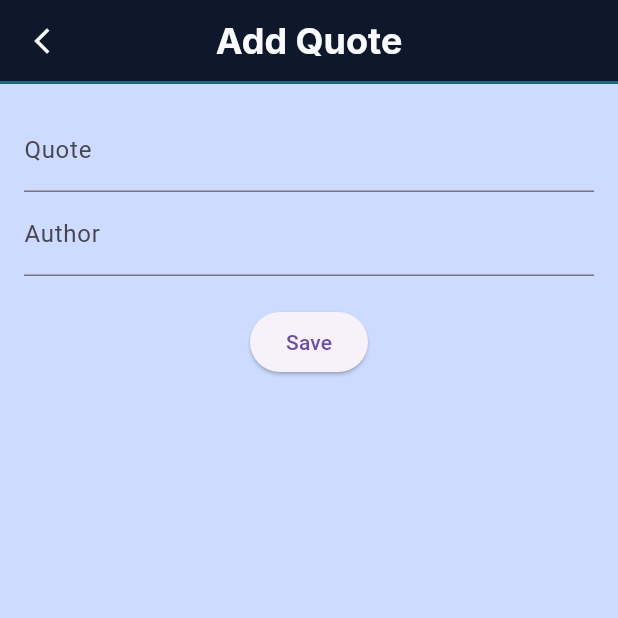
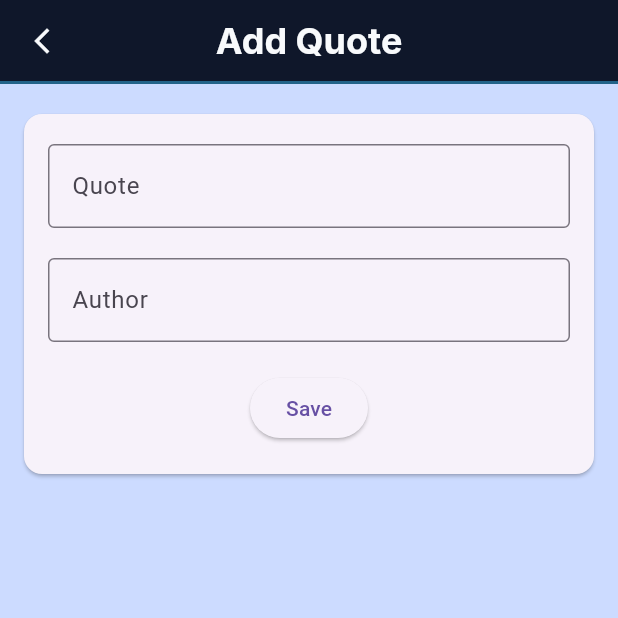
Before and after one commit to Elroi-1/quote_board_bloc_dio, a Flutter app: the AddEditQuoteScreen screen opened directly, on a phone screen of 412 x 824 dp, the top half of it. Run offline on Flutter 3.47's test engine with Material 3 defaults, Android fonts, the phone set to English and light mode, and no system bars; our stand-ins replace dio, google_fonts; network calls fail.

Commit message:
saving quote logic and card ui

```diff
--- a/lib/screens/add_edit_quote_screen.dart
+++ b/lib/screens/add_edit_quote_screen.dart
@@ -1,4 +1,5 @@
 import 'package:flutter/material.dart';
+import 'package:quote_board_bloc/screens/home_screen.dart';
 import '../models/quote_model.dart';
 import '../service/quote_service.dart';
 import '../widgets/app_bar.dart';
@@ -39,7 +40,14 @@ class _AddEditQuoteScreenState extends State<AddEditQuoteScreen> {
       await service.updateQuote(quote);
     }
 
-    Navigator.pop(context);
+    if (!mounted) return;
+
+    // Explicitly navigate to the home screen as requested
+    Navigator.pushAndRemoveUntil(
+      context,
+      MaterialPageRoute(builder: (context) => HomeScreen()),
+      (route) => false,
+    );
   }
 
   @override
@@ -48,22 +56,49 @@ class _AddEditQuoteScreenState extends State<AddEditQuoteScreen> {
 
     return Scaffold(
       appBar: CustomAppBar(title: isEdit ? "Edit Quote" : "Add Quote"),
-      body: Padding(
-        padding: const EdgeInsets.all(16),
+      body: Column(
+        mainAxisSize: MainAxisSize.min,
+        children: [
+          SizedBox(height: 20),
+          Card(
+            margin: const EdgeInsets.symmetric(horizontal: 16.0),
             child: Column(
               children: [
-            TextField(
+                SizedBox(height: 20),
+
+                Padding(
+                  padding: const EdgeInsets.symmetric(horizontal: 16.0),
+                  child: TextField(
                     controller: quoteController,
-              decoration: InputDecoration(labelText: "Quote"),
+                    decoration: InputDecoration(
+                      labelText: "Quote",
+                      border: OutlineInputBorder(),
                     ),
-            TextField(
+                  ),
+                ),
+
+                SizedBox(height: 20),
+
+                Padding(
+                  padding: const EdgeInsets.symmetric(horizontal: 16.0),
+                  child: TextField(
                     controller: authorController,
-              decoration: InputDecoration(labelText: "Author"),
+                    decoration: InputDecoration(
+                      labelText: "Author",
+                      border: OutlineInputBorder(),
                     ),
+                  ),
+                ),
+
                 SizedBox(height: 20),
-            ElevatedButton(onPressed: saveQuote, child: Text("Save")),
+
+                ElevatedButton(onPressed: saveQuote, child: const Text("Save")),
+
+                SizedBox(height: 20),
               ],
             ),
+          ),
+        ],
       ),
     );
   }
```
Lines whose indentation alone changed are shown as unchanged.
